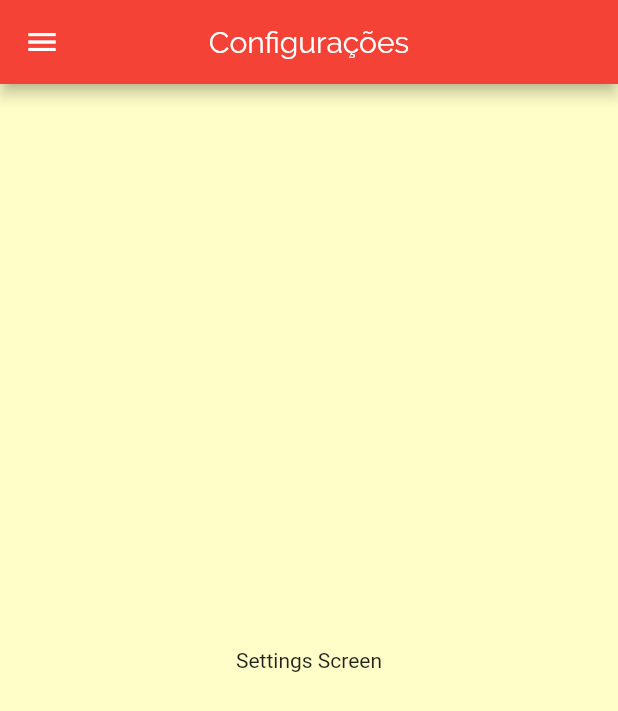
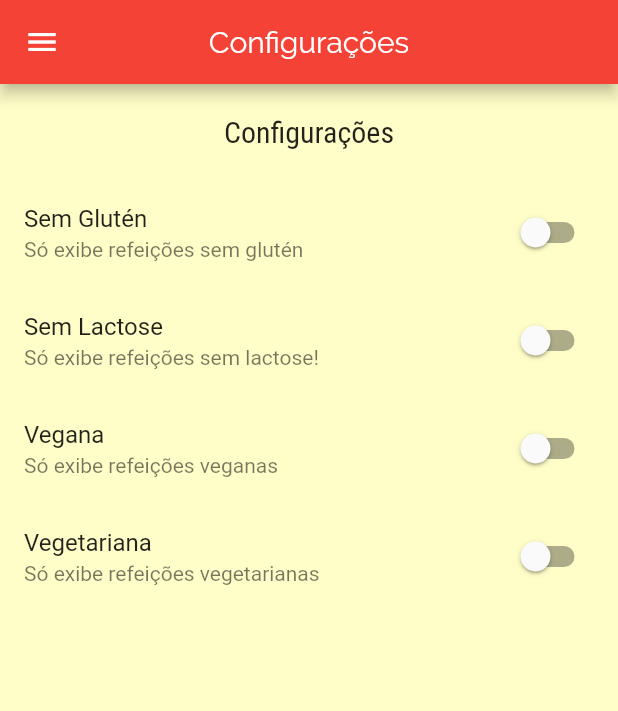
Before and after one commit to BrendowLincoln/receita_mania, a Flutter app: the SettingsScreen screen opened by its route, on a phone screen of 412 x 824 dp. Shown: the top 711 px of the screen. Run offline on Flutter 3.47's test engine with Material 2 defaults, Android fonts, the light colour scheme and no system bars; network calls fail.

Commit message:
Filtrando os dados #1

```diff
--- a/lib/main.dart
+++ b/lib/main.dart
@@ -1,13 +1,25 @@
 import 'package:flutter/material.dart';
+import 'package:receita_mania/data/dummy_data.dart';
+import 'package:receita_mania/models/recipes_model.dart';
 import 'package:receita_mania/screens/categories_recipes_screen.dart';
 import 'package:receita_mania/screens/settings_screen.dart';
 import 'package:receita_mania/screens/tab_bottom_screen.dart';
 import 'package:receita_mania/utils/app_routes.dart';
 import 'package:receita_mania/screens/recipe_detail_screen.dart';
+import 'package:receita_mania/widgets/recipe_widget.dart';
 
 void main() => runApp(MyApp());
 
-class MyApp extends StatelessWidget {
+class MyApp extends StatefulWidget {
+  @override
+  _MyAppState createState() => _MyAppState();
+}
+
+class _MyAppState extends State<MyApp> {
+
+
+  List<RecipesModel> _availableRecipe = DUMMY_RECIPES;
+
   @override
   Widget build(BuildContext context) {
     return MaterialApp(
@@ -28,7 +40,7 @@ class MyApp extends StatelessWidget {
       initialRoute: '/',
       routes: {
        AppRoutes.HOME: (context) => TabBottomScreen(),
-        AppRoutes.CATEGORIES_RECIPES: (context) => CategoriesRecipesScreen(),
+        AppRoutes.CATEGORIES_RECIPES: (context) => CategoriesRecipesScreen(recipes: _availableRecipe,),
         AppRoutes.RECIPE_DETAIL: (context) => RecipeDetailScreen(),
         AppRoutes.SETTINGS: (context) => SettingsScreen(),
       },
--- /dev/null
+++ b/lib/models/settings_model.dart
@@ -0,0 +1,16 @@
+class SettingsModel {
+
+  bool isGlutenFree;
+  bool isLactoseFree;
+  bool isVegan;
+  bool isVegetariam;
+
+  SettingsModel({
+    this.isGlutenFree = false,
+    this.isLactoseFree = false,
+    this.isVegan = false,
+    this.isVegetariam = false,
+  });
+
+
+}
--- a/lib/screens/categories_recipes_screen.dart
+++ b/lib/screens/categories_recipes_screen.dart
@@ -1,13 +1,14 @@
 import 'package:flutter/material.dart';
 import 'package:receita_mania/data/dummy_data.dart';
 import 'package:receita_mania/models/category_model.dart';
+import 'package:receita_mania/models/recipes_model.dart';
 import 'package:receita_mania/widgets/recipe_widget.dart';
 
 class CategoriesRecipesScreen extends StatelessWidget {
 
-  final CategoryModel category;
+  final List<RecipesModel> recipes;
 
-  const CategoriesRecipesScreen({this.category});
+  const CategoriesRecipesScreen({@required this.recipes});
 
   @override
   Widget build(BuildContext context) {
@@ -26,7 +27,7 @@ class CategoriesRecipesScreen extends StatelessWidget {
         child: ListView.builder(
           itemCount: categoryRecipes.length,
           itemBuilder: (context, index) {
-            return RecipeIWidget(recipe: categoryRecipes[index]);
+            return RecipeWidget(recipe: categoryRecipes[index]);
           },
         ),
       ),
--- a/lib/screens/settings_screen.dart
+++ b/lib/screens/settings_screen.dart
@@ -1,14 +1,79 @@
 import 'package:flutter/material.dart';
+import 'package:flutter/widgets.dart';
+import 'package:receita_mania/models/settings_model.dart';
 import 'package:receita_mania/widgets/main_drawer.dart';
 
-class SettingsScreen extends StatelessWidget {
+class SettingsScreen extends StatefulWidget {
+  @override
+  _SettingsScreenState createState() => _SettingsScreenState();
+}
+
+class _SettingsScreenState extends State<SettingsScreen> {
+
+  var settings = SettingsModel();
+
+  Widget _createSwitch(
+    String title,
+    String subtitle,
+    bool value,
+    Function onChange,
+  ) {
+    return SwitchListTile.adaptive(
+      title: Text(title),
+      subtitle: Text(subtitle),
+      value: value,
+      onChanged: onChange,
+    );
+  }
+
   @override
   Widget build(BuildContext context) {
     return Scaffold(
-      appBar: AppBar(title: Text('Configurações'), centerTitle: true,),
+      appBar: AppBar(
+        title: Text('Configurações'),
+        centerTitle: true,
+      ),
       drawer: MainDrawer(),
-      body: Center(
-        child: Text('Settings Screen'),
+      body: Column(
+        children: <Widget>[
+          Container(
+            padding: EdgeInsets.all(20),
+            child: Text(
+              'Configurações',
+              style: Theme.of(context).textTheme.headline6,
+            ),
+          ),
+          Expanded(
+            child: ListView(
+              children: <Widget>[
+                _createSwitch(
+                  'Sem Glutén',
+                  'Só exibe refeições sem glutén',
+                  settings.isGlutenFree,
+                  (value) => setState(() => settings.isGlutenFree = value),
+                ),
+                _createSwitch(
+                  'Sem Lactose',
+                  'Só exibe refeições sem lactose!',
+                  settings.isLactoseFree,
+                      (value) => setState(() => settings.isLactoseFree = value),
+                ),
+                _createSwitch(
+                  'Vegana',
+                  'Só exibe refeições veganas',
+                  settings.isVegan,
+                      (value) => setState(() => settings.isVegan = value),
+                ),
+                _createSwitch(
+                  'Vegetariana',
+                  'Só exibe refeições vegetarianas',
+                  settings.isVegetariam,
+                      (value) => setState(() => settings.isVegetariam = value),
+                ),
+              ],
+            ),
+          ),
+        ],
       ),
     );
   }
--- a/lib/widgets/recipe_widget.dart
+++ b/lib/widgets/recipe_widget.dart
@@ -2,10 +2,10 @@ import 'package:flutter/material.dart';
 import 'package:receita_mania/models/recipes_model.dart';
 import 'package:receita_mania/utils/app_routes.dart';
 
-class RecipeIWidget extends StatelessWidget {
+class RecipeWidget extends StatelessWidget {
   final RecipesModel recipe;
 
-  const RecipeIWidget({this.recipe});
+  const RecipeWidget({this.recipe});
 
   void _selectedRecipe(BuildContext context) {
     Navigator.of(context).pushNamed(AppRoutes.RECIPE_DETAIL, arguments: recipe).then((result) {
```
